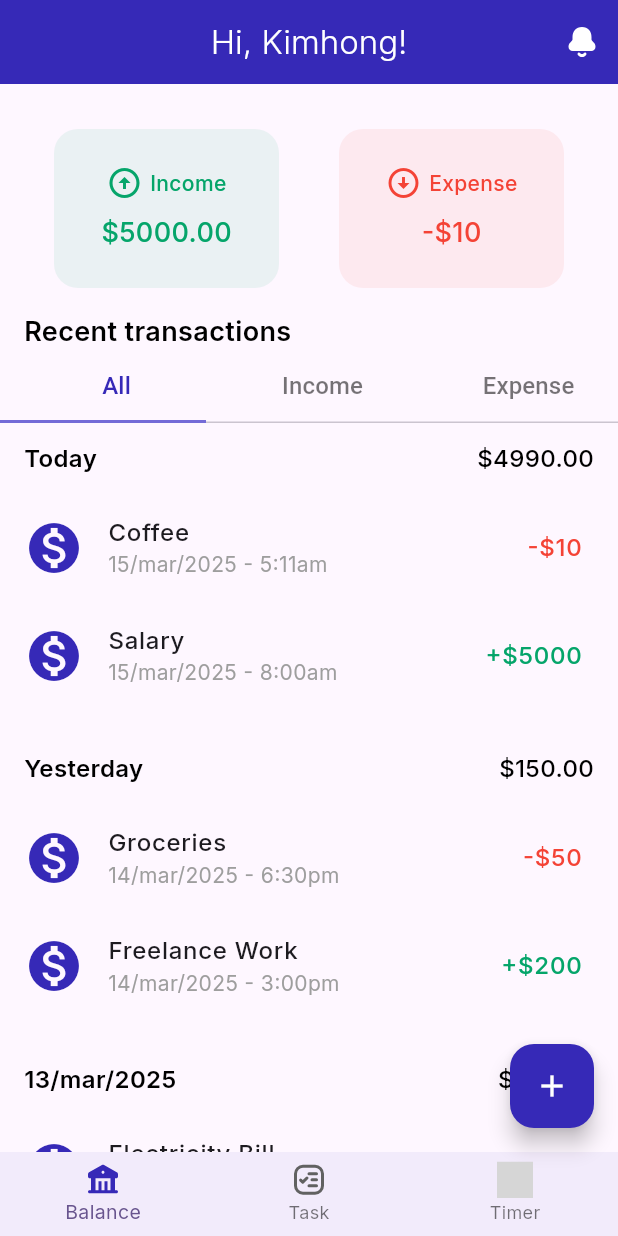
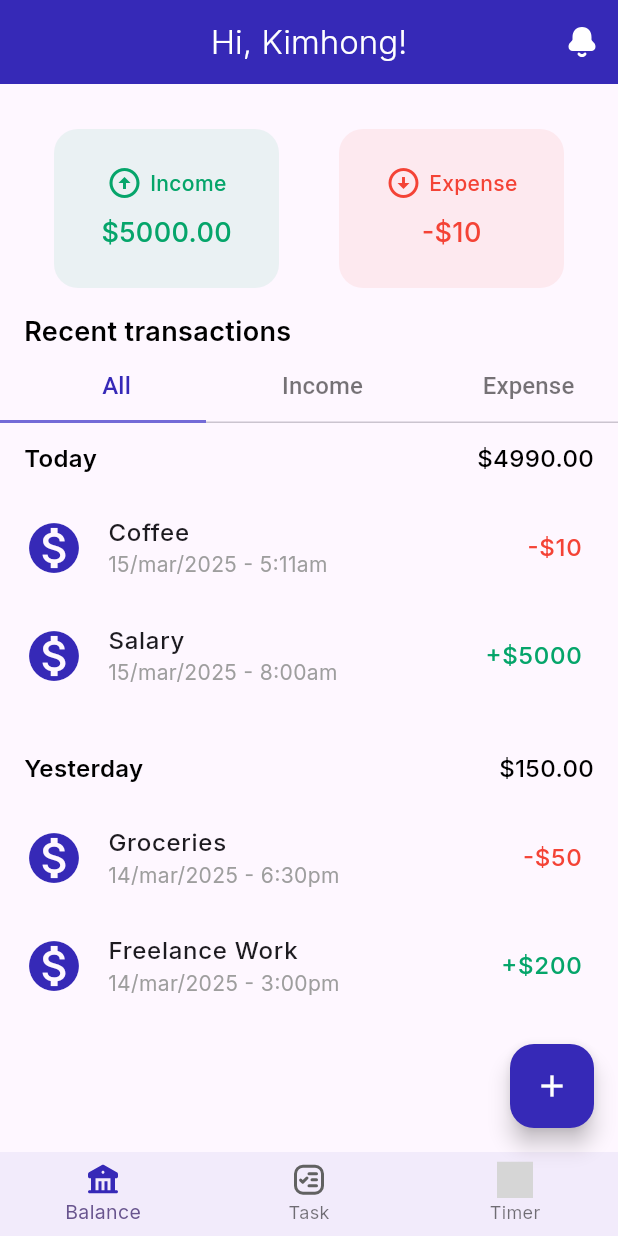
Before and after one commit to rinkimhong4/BalanceApp_New, a Flutter app: the screen it shows after launch, on a phone screen of 412 x 824 dp. Run offline on Flutter 3.47's test engine with Material 3 defaults, Android fonts, the light colour scheme and no system bars; our stand-ins replace flutter_svg, google_fonts; grey boxes are pictures that could not be loaded.

Commit message:
fix, create cardwidget

```diff
--- a/lib/pages/balance.dart
+++ b/lib/pages/balance.dart
@@ -1,10 +1,7 @@
 import 'package:flutter/material.dart';
-import 'package:google_fonts/google_fonts.dart';
 import 'package:mybalance/widget/app_header.dart';
-import 'package:mybalance/widget/budget_summary_card.dart';
+import 'package:mybalance/widget/card_balance.dart';
 import 'package:mybalance/widget/floating.dart';
-import 'package:mybalance/widget/tabbar.dart';
-import 'package:mybalance/widget/transaction_list.dart';
 
 class BalanceScreen extends StatefulWidget {
   const BalanceScreen({super.key});
@@ -14,162 +11,13 @@ class BalanceScreen extends StatefulWidget {
 }
 
 class _BalanceScreenState extends State<BalanceScreen> {
-  final List _titleBudget = ['Income', 'Expense'];
-  final List _iconBudget = [
-    Icons.arrow_circle_up_sharp,
-    Icons.arrow_circle_down_sharp,
-  ];
-  final List _dBudget = ['\$5000.00', '-\$10'];
-  final List _colorBudget = [const Color(0xFF05a56a), Colors.red];
-
-  final List<Map<String, dynamic>> _transactions = [
-    {
-      'date': 'Today',
-      'items': [
-        {
-          'title': 'Coffee',
-          'datetime': '15/mar/2025 - 5:11am',
-          'amount': '-\$10',
-          'isIncome': false,
-        },
-        {
-          'title': 'Salary',
-          'datetime': '15/mar/2025 - 8:00am',
-          'amount': '+\$5000',
-          'isIncome': true,
-        },
-      ],
-    },
-    {
-      'date': 'Yesterday',
-      'items': [
-        {
-          'title': 'Groceries',
-          'datetime': '14/mar/2025 - 6:30pm',
-          'amount': '-\$50',
-          'isIncome': false,
-        },
-        {
-          'title': 'Freelance Work',
-          'datetime': '14/mar/2025 - 3:00pm',
-          'amount': '+\$200',
-          'isIncome': true,
-        },
-      ],
-    },
-    {
-      'date': '13/mar/2025',
-      'items': [
-        {
-          'title': 'Electricity Bill',
-          'datetime': '13/mar/2025 - 10:00am',
-          'amount': '-\$100',
-          'isIncome': false,
-        },
-        {
-          'title': 'Gift',
-          'datetime': '13/mar/2025 - 2:00pm',
-          'amount': '+\$50',
-          'isIncome': true,
-        },
-      ],
-    },
-    {
-      'date': '19/mar/2025',
-      'items': [
-        {
-          'title': 'Electricity Bill',
-          'datetime': '13/mar/2025 - 10:00am',
-          'amount': '-\$100',
-          'isIncome': false,
-        },
-        {
-          'title': 'Gift',
-          'datetime': '13/mar/2025 - 2:00pm',
-          'amount': '+\$50',
-          'isIncome': true,
-        },
-      ],
-    },
-  ];
-
   @override
   Widget build(BuildContext context) {
     return DefaultTabController(
       length: 3,
       child: Scaffold(
-        appBar: BalanceHeader(userName: 'Kimhong', onBellPressed: () {}),
-        body: Column(
-          children: [
-            Container(
-              padding: const EdgeInsets.only(top: 14),
-              margin: const EdgeInsets.all(16),
-              height: 120,
-              width: double.infinity,
-              child: Row(
-                mainAxisAlignment: MainAxisAlignment.spaceAround,
-                children: List.generate(
-                  _titleBudget.length,
-                  (index) => BudgetSummaryCard(
-                    title: _titleBudget[index],
-                    icon: _iconBudget[index],
-                    amount: _dBudget[index],
-                    color: _colorBudget[index],
-                  ),
-                ),
-              ),
-            ),
-            Row(
-              children: [
-                Padding(padding: EdgeInsets.all(8)),
-                Text(
-                  'Recent transactions',
-                  style: GoogleFonts.inter(
-                    fontSize: 18,
-                    fontWeight: FontWeight.w600,
-                    color: Colors.black,
-                  ),
-                ),
-              ],
-            ),
-            TabBar(
-              labelStyle: TextStyle(fontSize: 16),
-              indicatorColor: Color.fromARGB(255, 116, 107, 215),
-              indicatorSize: TabBarIndicatorSize.tab,
-              labelColor: Color(0xFF3629B7),
-              unselectedLabelColor: Colors.black54,
-              tabs: [
-                TabItem(label: 'All'),
-                TabItem(label: 'Income'),
-                TabItem(label: 'Expense'),
-              ],
-            ),
-            Expanded(
-              child: TabBarView(
-                children: [
-                  TransactionList(
-                    transactions: _transactions,
-                    incomeColor: const Color(0xFF05a56a),
-                    expenseColor: Colors.red,
-                    transactionType: 'All',
-                  ),
-                  TransactionList(
-                    transactions: _transactions,
-                    incomeColor: const Color(0xFF05a56a),
-                    expenseColor: Colors.red,
-                    transactionType: 'Income',
-                  ),
-                  TransactionList(
-                    transactions: _transactions,
-                    incomeColor: const Color(0xFF05a56a),
-                    expenseColor: Colors.red,
-                    transactionType: 'Expense',
-                  ),
-                ],
-              ),
-            ),
-          ],
-        ),
+        appBar: BalanceHeader(userName: 'Kimhong'),
+        body: CardBalanceWidget(),
         floatingActionButton: FloatingActionButtonWidget(),
       ),
     );
--- a/lib/pages/task.dart
+++ b/lib/pages/task.dart
@@ -30,7 +30,7 @@ class _TaskScreenState extends State<TaskScreen> {
     Task(title: 'Clean ', isCompleted: true),
     Task(title: 'Clean room', isCompleted: true),
     Task(title: 'Clean room', isCompleted: true),
-    Task(title: 'Clean rroom', isCompleted: true),
+    Task(title: 'Clean room', isCompleted: true),
   ];
 
   get _filteredTasks =>
--- a/lib/screen/home.dart
+++ b/lib/screen/home.dart
@@ -2,8 +2,7 @@ import 'package:flutter/material.dart';
 import 'package:mybalance/pages/balance.dart';
 import 'package:mybalance/pages/task.dart';
 import 'package:mybalance/pages/timer.dart';
-import 'package:mybalance/widget/bottom_navigation.dart'
-    show BottomNavigationWidget;
+import 'package:mybalance/widget/bottom_navigation.dart';
 
 class Home extends StatefulWidget {
   const Home({super.key});
--- a/lib/widget/app_header.dart
+++ b/lib/widget/app_header.dart
@@ -4,12 +4,12 @@ import 'package:google_fonts/google_fonts.dart';
 
 class BalanceHeader extends StatelessWidget implements PreferredSizeWidget {
   final String userName;
-  final VoidCallback onBellPressed;
+  final VoidCallback? onBellPressed;
 
   const BalanceHeader({
     super.key,
     required this.userName,
-    required this.onBellPressed,
+    this.onBellPressed,
     TabBar? bottom,
   });
 
--- /dev/null
+++ b/lib/widget/card_balance.dart
@@ -0,0 +1,185 @@
+import 'package:flutter/material.dart';
+import 'package:google_fonts/google_fonts.dart';
+import 'package:mybalance/widget/budget_summary_card.dart';
+import 'package:mybalance/widget/tabbar.dart';
+import 'package:mybalance/widget/transaction_list.dart';
+
+class CardBalanceWidget extends StatefulWidget {
+  const CardBalanceWidget({super.key});
+
+  @override
+  State<CardBalanceWidget> createState() => _CardBalanceWidgetState();
+}
+
+class _CardBalanceWidgetState extends State<CardBalanceWidget> {
+  final List _titleBudget = ['Income', 'Expense'];
+  final List _iconBudget = [
+    Icons.arrow_circle_up_sharp,
+    Icons.arrow_circle_down_sharp,
+  ];
+  final List _dBudget = ['\$5000.00', '-\$10'];
+  final List _colorBudget = [const Color(0xFF05a56a), Colors.red];
+
+  final List<Map<String, dynamic>> _transactions = [
+    {
+      'date': 'Today',
+      'items': [
+        {
+          'title': 'Coffee',
+          'datetime': '15/mar/2025 - 5:11am',
+          'amount': '-\$10',
+          'isIncome': false,
+        },
+        {
+          'title': 'Salary',
+          'datetime': '15/mar/2025 - 8:00am',
+          'amount': '+\$5000',
+          'isIncome': true,
+        },
+      ],
+    },
+    {
+      'date': 'Yesterday',
+      'items': [
+        {
+          'title': 'Groceries',
+          'datetime': '14/mar/2025 - 6:30pm',
+          'amount': '-\$50',
+          'isIncome': false,
+        },
+        {
+          'title': 'Freelance Work',
+          'datetime': '14/mar/2025 - 3:00pm',
+          'amount': '+\$200',
+          'isIncome': true,
+        },
+      ],
+    },
+    {
+      'date': '13/mar/2025',
+      'items': [
+        {
+          'title': 'Electricity Bill',
+          'datetime': '13/mar/2025 - 10:00am',
+          'amount': '-\$100',
+          'isIncome': false,
+        },
+        {
+          'title': 'Gift',
+          'datetime': '13/mar/2025 - 2:00pm',
+          'amount': '+\$50',
+          'isIncome': true,
+        },
+      ],
+    },
+    {
+      'date': '19/mar/2025',
+      'items': [
+        {
+          'title': 'Electricity Bill',
+          'datetime': '13/mar/2025 - 10:00am',
+          'amount': '-\$100',
+          'isIncome': false,
+        },
+        {
+          'title': 'Gift',
+          'datetime': '13/mar/2025 - 2:00pm',
+          'amount': '+\$50',
+          'isIncome': true,
+        },
+      ],
+    },
+  ];
+
+  @override
+  Widget build(BuildContext context) {
+    return _buildBoyCard;
+  }
+
+  get _buildBoyCard {
+    return CustomScrollView(
+      slivers: [
+        SliverToBoxAdapter(
+          child: Column(
+            children: [
+              Container(
+                padding: EdgeInsets.only(top: 14),
+                margin: EdgeInsets.all(16),
+                height: 120,
+                child: Row(
+                  mainAxisAlignment: MainAxisAlignment.spaceAround,
+                  children: List.generate(
+                    _titleBudget.length,
+                    (index) => BudgetSummaryCard(
+                      title: _titleBudget[index],
+                      icon: _iconBudget[index],
+                      amount: _dBudget[index],
+                      color: _colorBudget[index],
+                    ),
+                  ),
+                ),
+              ),
+              Row(
+                children: [
+                  Padding(padding: EdgeInsets.all(8)),
+                  Text(
+                    'Recent transactions',
+                    style: GoogleFonts.inter(
+                      fontSize: 18,
+                      fontWeight: FontWeight.w600,
+                      color: Colors.black,
+                    ),
+                  ),
+                ],
+              ),
+              DefaultTabController(
+                length: 3,
+                child: Column(
+                  children: [
+                    TabBar(
+                      labelStyle: TextStyle(fontSize: 16),
+                      indicatorColor: Color.fromARGB(255, 116, 107, 215),
+                      indicatorSize: TabBarIndicatorSize.tab,
+                      labelColor: Color(0xFF3629B7),
+                      unselectedLabelColor: Colors.black54,
+                      tabs: [
+                        TabItem(label: 'All'),
+                        TabItem(label: 'Income'),
+                        TabItem(label: 'Expense'),
+                      ],
+                    ),
+                    SizedBox(
+                      height: 400, // Set a fixed height for the TabBarView
+                      child: TabBarView(
+                        children: [
+                          TransactionList(
+                            transactions: _transactions,
+                            incomeColor: const Color(0xFF05a56a),
+                            expenseColor: Colors.red,
+                            transactionType: 'All',
+                          ),
+                          TransactionList(
+                            transactions: _transactions,
+                            incomeColor: const Color(0xFF05a56a),
+                            expenseColor: Colors.red,
+                            transactionType: 'Income',
+                          ),
+                          TransactionList(
+                            transactions: _transactions,
+                            incomeColor: const Color(0xFF05a56a),
+                            expenseColor: Colors.red,
+                            transactionType: 'Expense',
+                          ),
+                        ],
+                      ),
+                    ),
+                  ],
+                ),
+              ),
+            ],
+          ),
+        ),
+      ],
+    );
+  }
+}
--- a/lib/widget/transaction_list.dart
+++ b/lib/widget/transaction_list.dart
@@ -119,7 +119,7 @@ class TransactionList extends StatelessWidget {
             ),
           );
         }),
-        const SizedBox(height: 16),
+        SizedBox(height: 16),
       ],
     );
   }
```
